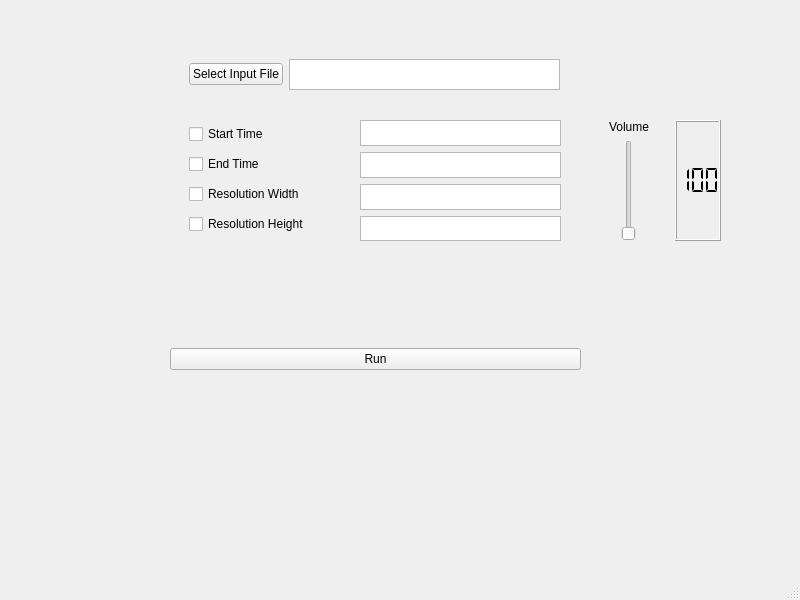
Above: gui.ui from KnoBuddy/videoeditor before the change. Below: the same form after it.
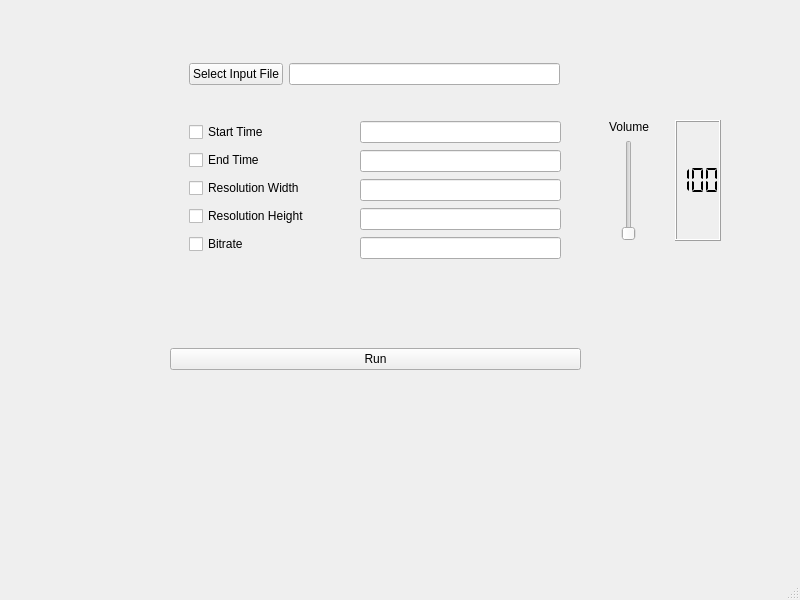
That is the form after the change.

```diff
--- a/gui.ui
+++ b/gui.ui
@@ -39,7 +39,7 @@
       <x>189</x>
       <y>120</y>
       <width>171</width>
-      <height>121</height>
+      <height>141</height>
      </rect>
     </property>
     <layout class="QVBoxLayout" name="verticalLayout">
@@ -71,6 +71,13 @@
        </property>
       </widget>
      </item>
+     <item>
+      <widget class="QCheckBox" name="bitrate_check">
+       <property name="text">
+        <string>Bitrate</string>
+       </property>
+      </widget>
+     </item>
     </layout>
    </widget>
    <widget class="QWidget" name="verticalLayoutWidget_2">
@@ -79,21 +86,24 @@
       <x>360</x>
       <y>120</y>
       <width>201</width>
-      <height>121</height>
+      <height>141</height>
      </rect>
     </property>
     <layout class="QVBoxLayout" name="verticalLayout_2">
      <item>
-      <widget class="QTextEdit" name="start_text"/>
+      <widget class="QLineEdit" name="start_text"/>
      </item>
      <item>
-      <widget class="QTextEdit" name="end_text"/>
+      <widget class="QLineEdit" name="end_text"/>
      </item>
      <item>
-      <widget class="QTextEdit" name="res_w_text"/>
+      <widget class="QLineEdit" name="res_w_text"/>
      </item>
      <item>
-      <widget class="QTextEdit" name="res_h_text"/>
+      <widget class="QLineEdit" name="res_h_text"/>
+     </item>
+     <item>
+      <widget class="QLineEdit" name="bitrate_text"/>
      </item>
     </layout>
    </widget>
@@ -115,7 +125,7 @@
       </widget>
      </item>
      <item>
-      <widget class="QTextEdit" name="input_file_text"/>
+      <widget class="QLineEdit" name="input_file_text"/>
      </item>
     </layout>
    </widget>
```
Left out of the diff: 12 changed lines with no effect on the pictures.
